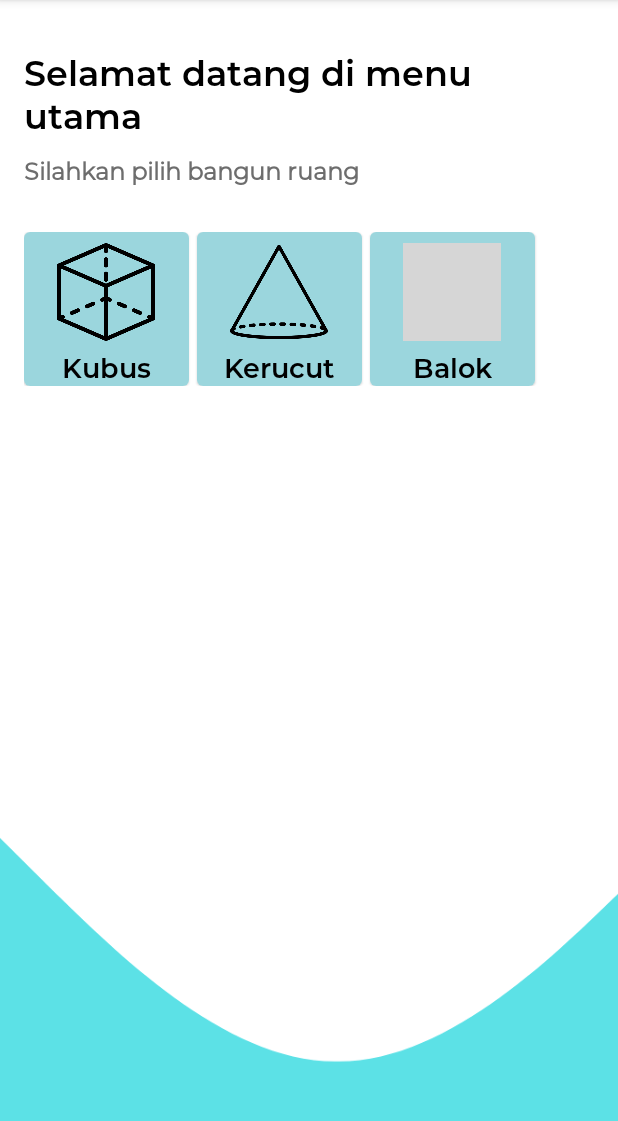
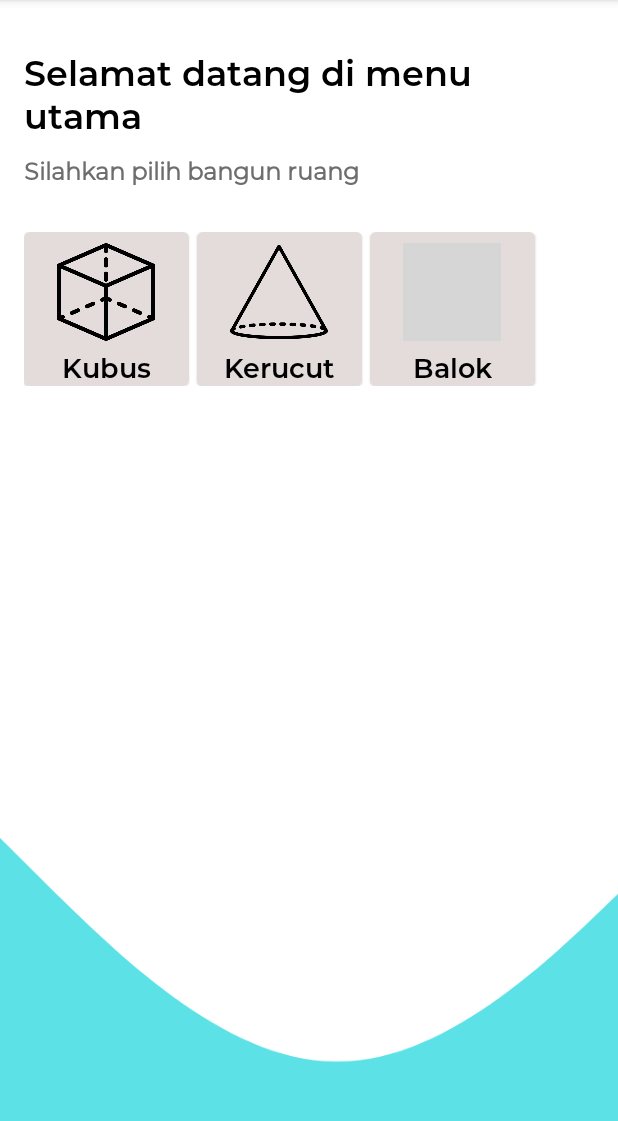
Before and after one commit to antoniofendy/AplikasiBangunRuang_Android, an Android app: the MainActivity screen opened directly, with no data from a screen before it, on a phone screen of 412 x 824 dp, the part 84-1205 px from its top. Run offline under Robolectric (Android 15) with nearby library versions, the light colour scheme and no system bars; grey boxes are pictures that could not be loaded.

Commit message:
Changin card background

```diff
--- a/app/src/main/res/layout/activity_main.xml
+++ b/app/src/main/res/layout/activity_main.xml
@@ -69,7 +69,7 @@
                 android:layout_height="wrap_content"
                 android:gravity="center_horizontal"
                 android:orientation="vertical"
-                android:background="@color/tersier_color">
+                android:background="@color/light_grey">
 
                 <!-- Media -->
                 <ImageView
@@ -112,7 +112,7 @@
                 android:layout_height="wrap_content"
                 android:gravity="center_horizontal"
                 android:orientation="vertical"
-                android:background="@color/tersier_color">
+                android:background="@color/light_grey">
 
                 <!-- Media -->
                 <ImageView
@@ -154,7 +154,7 @@
                 android:layout_height="wrap_content"
                 android:gravity="center_horizontal"
                 android:orientation="vertical"
-                android:background="@color/tersier_color">
+                android:background="@color/light_grey">
 
                 <!-- Media -->
                 <ImageView
```
